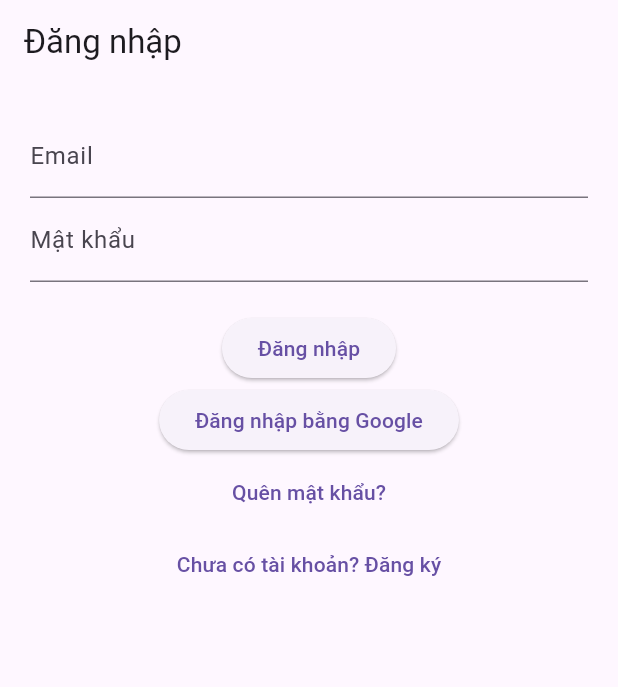
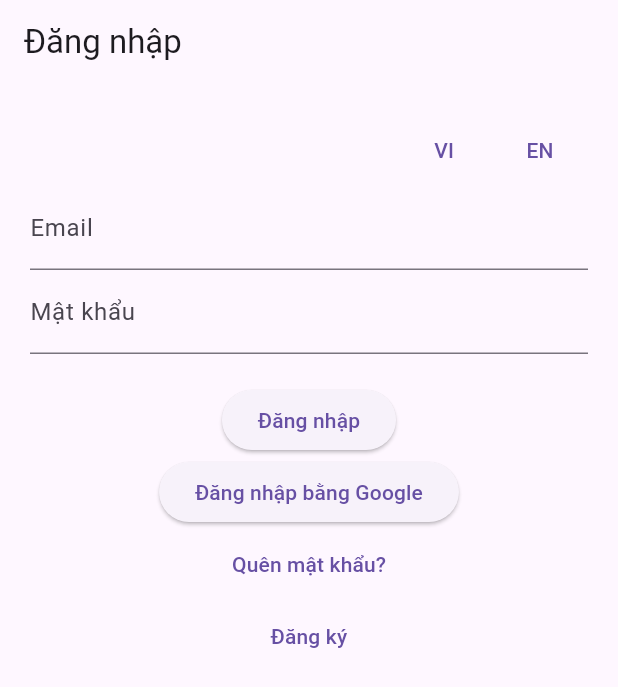
Before and after one commit to iathinh123/DoAnLTDD, a Flutter app: the screen it shows after launch, on a phone screen of 412 x 824 dp. Shown: the top 687 px of the screen. Run offline on Flutter 3.47's test engine with Material 3 defaults, Android fonts, the phone set to English and light mode, and no system bars; our stand-ins replace firebase_auth, firebase_core, google_sign_in, shared_preferences; accounts and stored records are empty.

Commit message:
Day cac chuc nang moi len

```diff
--- a/lib/language_provider.dart
+++ b/lib/language_provider.dart
@@ -0,0 +1,46 @@
+import 'package:flutter/material.dart';
+import 'package:shared_preferences/shared_preferences.dart';
+
+class LanguageProvider extends ChangeNotifier {
+  String _languageCode = "vi";
+
+  String get languageCode => _languageCode;
+
+  Map<String, Map<String, String>> translations = {
+    "vi": {
+      "login": "Đăng nhập",
+      "register": "Đăng ký",
+      "email": "Email",
+      "password": "Mật khẩu",
+      "forgot": "Quên mật khẩu?",
+      "google": "Đăng nhập bằng Google",
+    },
+    "en": {
+      "login": "Login",
+      "register": "Register",
+      "email": "Email",
+      "password": "Password",
+      "forgot": "Forgot Password?",
+      "google": "Login with Google",
+    }
+  };
+
+  String getText(String key) {
+    return translations[_languageCode]![key] ?? key;
+  }
+
+  Future changeLanguage(String code) async {
+    _languageCode = code;
+
+    final prefs = await SharedPreferences.getInstance();
+    await prefs.setString("lang", code);
+
+    notifyListeners();
+  }
+
+  Future loadLanguage() async {
+    final prefs = await SharedPreferences.getInstance();
+    _languageCode = prefs.getString("lang") ?? "vi";
+    notifyListeners();
+  }
+}
--- a/lib/login_screen.dart
+++ b/lib/login_screen.dart
@@ -1,12 +1,18 @@
 import 'package:flutter/material.dart';
 import 'package:firebase_auth/firebase_auth.dart';
 import 'package:google_sign_in/google_sign_in.dart';
+import 'package:provider/provider.dart';
+
 import 'register_screen.dart';
 import 'forgot_pass_screen.dart';
+import 'language_provider.dart';
+import 'home_screen.dart';
 
 class LoginScreen extends StatefulWidget {
+  const LoginScreen({super.key});
+
   @override
-  _LoginScreenState createState() => _LoginScreenState();
+  State<LoginScreen> createState() => _LoginScreenState();
 }
 
 class _LoginScreenState extends State<LoginScreen> {
@@ -21,8 +27,10 @@ class _LoginScreenState extends State<LoginScreen> {
         password: passwordController.text.trim(),
       );
 
-      ScaffoldMessenger.of(context).showSnackBar(
-        SnackBar(content: Text("Đăng nhập thành công")),
+      // 👉 chuyển sang Home
+      Navigator.pushReplacement(
+        context,
+        MaterialPageRoute(builder: (context) => const HomeScreen()),
       );
     } catch (e) {
       ScaffoldMessenger.of(context).showSnackBar(
@@ -48,8 +56,10 @@ class _LoginScreenState extends State<LoginScreen> {
 
       await FirebaseAuth.instance.signInWithCredential(credential);
 
-      ScaffoldMessenger.of(context).showSnackBar(
-        SnackBar(content: Text("Đăng nhập Google thành công")),
+      // 👉 chuyển sang Home
+      Navigator.pushReplacement(
+        context,
+        MaterialPageRoute(builder: (context) => const HomeScreen()),
       );
     } catch (e) {
       ScaffoldMessenger.of(context).showSnackBar(
@@ -59,41 +69,67 @@ class _LoginScreenState extends State<LoginScreen> {
   }
 
   @override
+  void dispose() {
+    emailController.dispose();
+    passwordController.dispose();
+    super.dispose();
+  }
+
+  @override
   Widget build(BuildContext context) {
+    final lang = Provider.of<LanguageProvider>(context);
+
     return Scaffold(
-      appBar: AppBar(title: Text("Đăng nhập")),
+      appBar: AppBar(title: Text(lang.getText("login"))),
       body: Padding(
-        padding: EdgeInsets.all(20),
+        padding: const EdgeInsets.all(20),
         child: Column(
           children: [
-            // EMAIL
+            // 🌐 ĐỔI NGÔN NGỮ
+            Row(
+              mainAxisAlignment: MainAxisAlignment.end,
+              children: [
+                TextButton(
+                  onPressed: () => lang.changeLanguage("vi"),
+                  child: const Text("VI"),
+                ),
+                TextButton(
+                  onPressed: () => lang.changeLanguage("en"),
+                  child: const Text("EN"),
+                ),
+              ],
+            ),
+
+            // 📧 EMAIL
             TextField(
               controller: emailController,
-              decoration: InputDecoration(labelText: "Email"),
+              decoration:
+              InputDecoration(labelText: lang.getText("email")),
             ),
 
-            // PASSWORD
+            // 🔑 PASSWORD
             TextField(
               controller: passwordController,
-              decoration: InputDecoration(labelText: "Mật khẩu"),
+              decoration:
+              InputDecoration(labelText: lang.getText("password")),
               obscureText: true,
             ),
 
-            SizedBox(height: 20),
+            const SizedBox(height: 20),
 
-            // LOGIN BUTTON
+            // 🔐 LOGIN
             ElevatedButton(
               onPressed: login,
-              child: Text("Đăng nhập"),
+              child: Text(lang.getText("login")),
             ),
 
-            // GOOGLE LOGIN
+            // 🌐 GOOGLE LOGIN
             ElevatedButton(
               onPressed: signInWithGoogle,
-              child: Text("Đăng nhập bằng Google"),
+              child: Text(lang.getText("google")),
             ),
 
-            // FORGOT PASSWORD
+            // 🔁 FORGOT PASSWORD
             TextButton(
               onPressed: () {
                 Navigator.push(
@@ -102,10 +138,10 @@ class _LoginScreenState extends State<LoginScreen> {
                       builder: (context) => ForgotPasswordScreen()),
                 );
               },
-              child: Text("Quên mật khẩu?"),
+              child: Text(lang.getText("forgot")),
             ),
 
-            // REGISTER
+            // 📝 REGISTER
             TextButton(
               onPressed: () {
                 Navigator.push(
@@ -114,7 +150,7 @@ class _LoginScreenState extends State<LoginScreen> {
                       builder: (context) => RegisterScreen()),
                 );
               },
-              child: Text("Chưa có tài khoản? Đăng ký"),
+              child: Text(lang.getText("register")),
             ),
           ],
         ),
--- a/pubspec.yaml
+++ b/pubspec.yaml
@@ -34,6 +34,9 @@ dependencies:
   firebase_auth: ^5.1.1
   cloud_firestore: ^5.0.1
   google_sign_in: ^6.2.1
+  provider: ^6.0.5
+  shared_preferences: ^2.2.2
+
   # The following adds the Cupertino Icons font to your application.
   # Use with the CupertinoIcons class for iOS style icons.
   cupertino_icons: ^1.0.8
```
Also changed, not shown: lib/currency_screen.dart (+67 -0 lines), lib/currency_service.dart (+15 -0 lines), lib/home_screen.dart (+215 -0 lines), lib/main.dart (+12 -8 lines), lib/money_utils.dart (+12 -0 lines), pubspec.lock, 2 other files.
